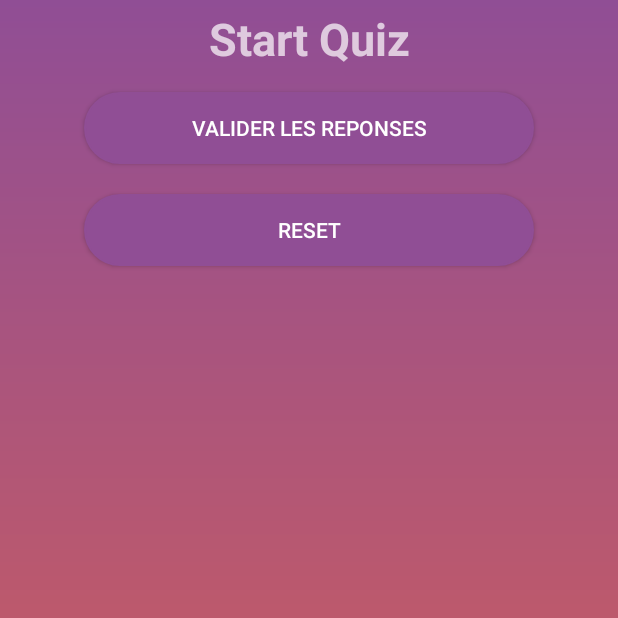
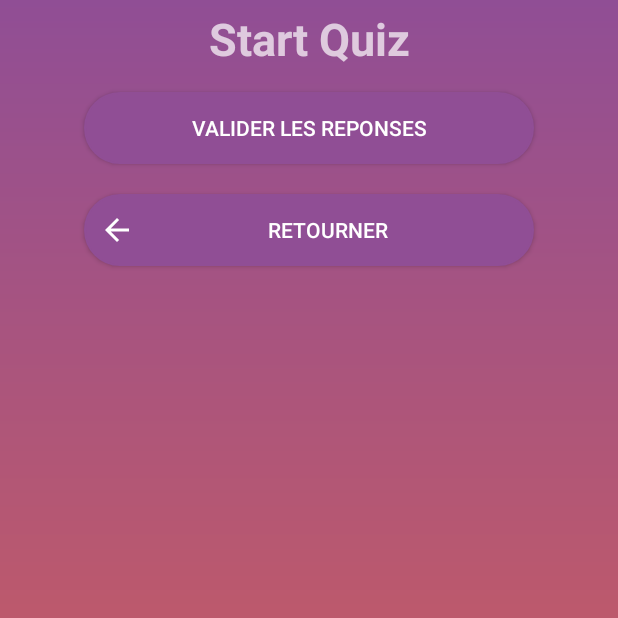
Before and after one commit to LamiaeBoujaafar/ExamenAndroid, an Android app: the fragment QcmQuestionFragment placed in its activity, on a phone screen of 412 x 824 dp, the top half of it. Run offline under Robolectric (Android 15) with nearby library versions, the phone set to English and light mode, and no system bars; 3 statements that could not run were skipped.

Commit message:
Version v3 Add retourner button

```diff
--- /dev/null
+++ b/app/src/main/res/drawable/ic_baseline_arrow_back_24.xml
@@ -0,0 +1,5 @@
+<vector android:height="24dp" android:tint="#FFFFFF"
+    android:viewportHeight="24" android:viewportWidth="24"
+    android:width="24dp" xmlns:android="http://schemas.android.com/apk/res/android">
+    <path android:fillColor="@android:color/white" android:pathData="M20,11H7.83l5.59,-5.59L12,4l-8,8 8,8 1.41,-1.41L7.83,13H20v-2z"/>
+</vector>
--- a/app/src/main/res/drawable/rounded_textview.xml
+++ b/app/src/main/res/drawable/rounded_textview.xml
@@ -2,7 +2,7 @@
 <shape xmlns:android="http://schemas.android.com/apk/res/android"
     android:shape="oval">
 
-    <solid android:color="#F88909" />
+    <solid android:color="#B2D640" />
 
     <size
         android:height="45dp"
--- a/app/src/main/res/layout/fragment_qcm_question.xml
+++ b/app/src/main/res/layout/fragment_qcm_question.xml
@@ -48,12 +48,13 @@
             android:id="@+id/resetBtn"
             android:layout_width="wrap_content"
             android:layout_height="wrap_content"
-            android:width="300dp"
             android:layout_marginTop="10dp"
             android:layout_marginBottom="10dp"
+            android:width="300dp"
             android:background="@drawable/shapelogin"
-            android:text="reset"
-            android:backgroundTint="#904e95"/>
+            android:drawableLeft="@drawable/ic_baseline_arrow_back_24"
+            android:backgroundTint="#904e95"
+            android:text="retourner" />
 
     </LinearLayout>
 </ScrollView>
```
Also changed, not shown: app/src/main/java/com/example/examenandroid/SecondeActivity.kt (+16 -2 lines), app/src/main/java/com/example/examenandroid/fragment/QcmQuestionFragment.kt (+25 -21 lines), app/src/main/res/layout/activity_main.xml (+10 -5 lines), app/src/main/res/drawable/kotlin_android.png (added).
